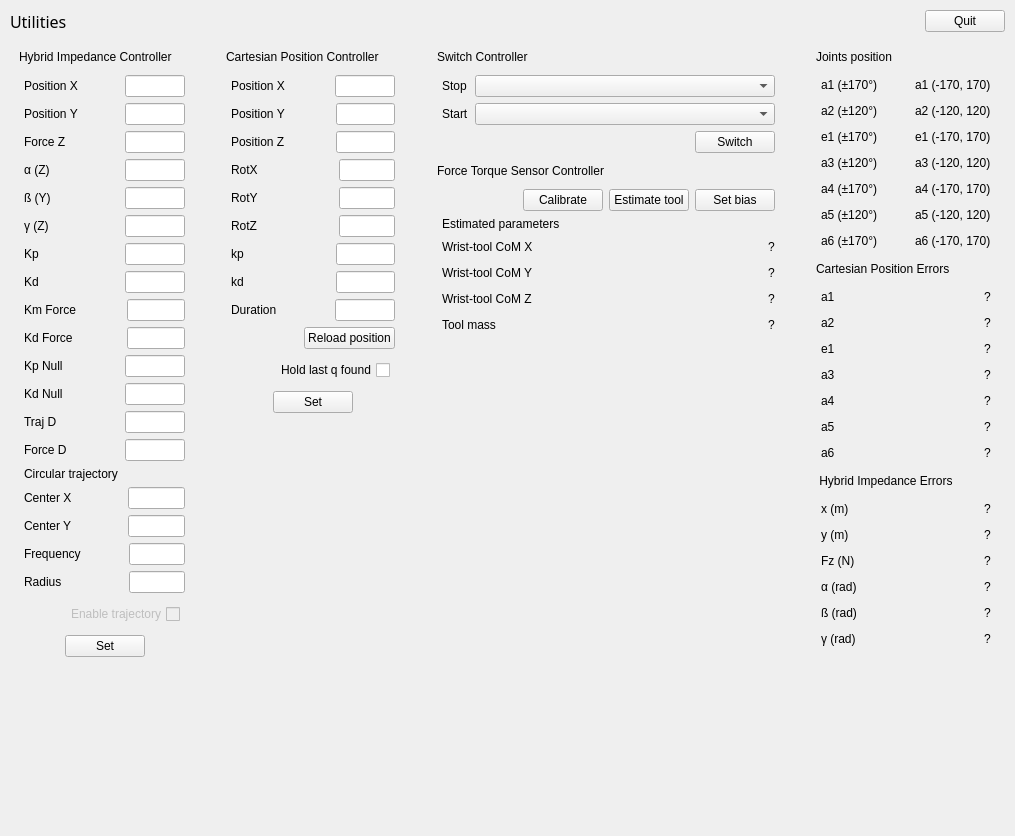
Above: ui/main_window.ui from xEnVrE/controller_switcher before the change. Below: the same form after it.
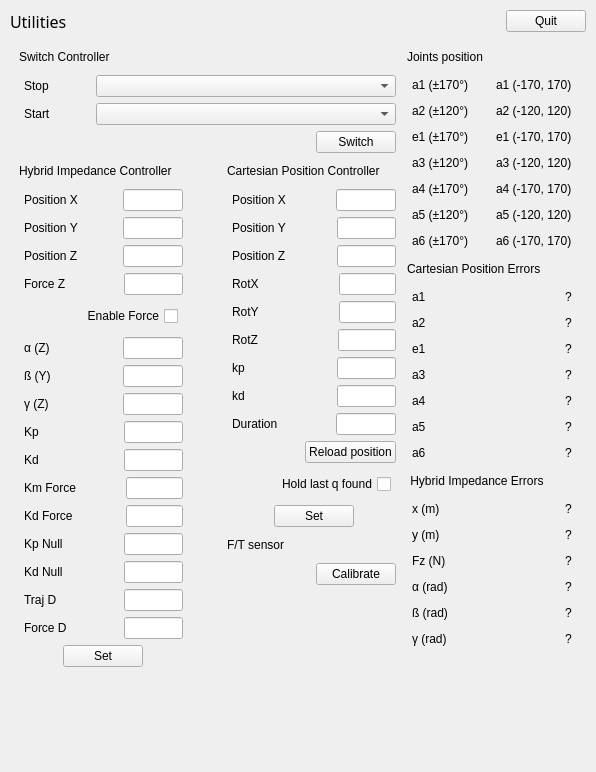
That is the form after the change. Icons and pictures are not drawn.

Commit message: - general UI redesign - add position Z UI and logic for Hybrid Impedance Controller - add force control enabler UI and logic for Hybrid Impedance Controller - remove useless ft sensor related entries from UI and logic

What changed in the file:
```diff
--- a/ui/main_window.ui
+++ b/ui/main_window.ui
@@ -2,12 +2,15 @@
 <ui version="4.0">
  <class>MainWindowDesign</class>
  <widget class="QMainWindow" name="MainWindowDesign">
+  <property name="enabled">
+   <bool>true</bool>
+  </property>
   <property name="geometry">
    <rect>
     <x>0</x>
     <y>0</y>
-    <width>1015</width>
-    <height>836</height>
+    <width>596</width>
+    <height>772</height>
    </rect>
   </property>
   <property name="maximumSize">
@@ -115,8 +118,101 @@
          <number>10</number>
         </property>
         <item>
-         <layout class="QVBoxLayout" name="hybridImpedanceLayout">
+         <layout class="QVBoxLayout" name="ControllersVertical">
+          <item>
+           <widget class="QLabel" name="SwitchControllerLabel">
+            <property name="text">
+             <string>Switch Controller</string>
+            </property>
+           </widget>
+          </item>
+          <item>
+           <layout class="QVBoxLayout" name="SwitcherVertical">
           <property name="leftMargin">
+             <number>5</number>
+            </property>
+            <property name="topMargin">
+             <number>5</number>
+            </property>
+            <property name="rightMargin">
+             <number>5</number>
+            </property>
+            <property name="bottomMargin">
+             <number>5</number>
+            </property>
+            <item>
+             <layout class="QHBoxLayout" name="RunningControllersHorizontal">
+              <item>
+               <widget class="QLabel" name="RunningControllersLabel">
+                <property name="text">
+                 <string>Stop</string>
+                </property>
+               </widget>
+              </item>
+              <item>
+               <widget class="QComboBox" name="comboRunningCtl">
+                <property name="minimumSize">
+                 <size>
+                  <width>300</width>
+                  <height>0</height>
+                 </size>
+                </property>
+               </widget>
+              </item>
+             </layout>
+            </item>
+            <item>
+             <layout class="QHBoxLayout" name="StoppedControllersHorizontal">
+              <item>
+               <widget class="QLabel" name="StoppedControllersLabel">
+                <property name="text">
+                 <string>Start</string>
+                </property>
+               </widget>
+              </item>
+              <item>
+               <widget class="QComboBox" name="comboStoppedCtl">
+                <property name="minimumSize">
+                 <size>
+                  <width>300</width>
+                  <height>0</height>
+                 </size>
+                </property>
+               </widget>
+              </item>
+             </layout>
+            </item>
+            <item>
+             <layout class="QHBoxLayout" name="SwitcherButtonHorizontal">
+              <item>
+               <spacer name="SwitcherButtonSpacer">
+                <property name="orientation">
+                 <enum>Qt::Horizontal</enum>
+                </property>
+                <property name="sizeHint" stdset="0">
+                 <size>
+                  <width>40</width>
+                  <height>20</height>
+                 </size>
+                </property>
+               </spacer>
+              </item>
+              <item>
+               <widget class="QPushButton" name="buttonSwitch">
+                <property name="text">
+                 <string>Switch</string>
+                </property>
+               </widget>
+              </item>
+             </layout>
+            </item>
+           </layout>
+          </item>
+          <item>
+           <layout class="QHBoxLayout" name="ControllersMiddle">
+            <item>
+             <layout class="QVBoxLayout" name="ControllersMiddleLeft">
+              <property name="leftMargin">
            <number>0</number>
           </property>
           <property name="topMargin">
@@ -129,14 +225,14 @@
            <number>0</number>
           </property>
           <item>
-           <widget class="QLabel" name="label">
+               <widget class="QLabel" name="HybridLabel">
             <property name="text">
              <string>Hybrid Impedance Controller</string>
             </property>
            </widget>
           </item>
           <item>
-           <layout class="QVBoxLayout" name="verticalLayout_4">
+               <layout class="QVBoxLayout" name="HybridVertical">
             <property name="leftMargin">
              <number>5</number>
             </property>
@@ -226,14 +322,51 @@
             <item>
              <layout class="QHBoxLayout" name="horizontalLayout_3">
               <item>
-               <widget class="QLabel" name="label_10">
+                   <widget class="QLabel" name="HybridSetZLabel">
+                    <property name="text">
+                     <string>Position Z</string>
+                    </property>
+                   </widget>
+                  </item>
+                  <item>
+                   <spacer name="HybridSetZSpacer">
+                    <property name="orientation">
+                     <enum>Qt::Horizontal</enum>
+                    </property>
+                    <property name="sizeHint" stdset="0">
+                     <size>
+                      <width>40</width>
+                      <height>20</height>
+                     </size>
+                    </property>
+                   </spacer>
+                  </item>
+                  <item>
+                   <widget class="QLineEdit" name="textPositionZ_hybrid">
+                    <property name="enabled">
+                     <bool>true</bool>
+                    </property>
+                    <property name="maximumSize">
+                     <size>
+                      <width>60</width>
+                      <height>30</height>
+                     </size>
+                    </property>
+                   </widget>
+                  </item>
+                 </layout>
+                </item>
+                <item>
+                 <layout class="QHBoxLayout" name="HybridSetForceZHorizontal">
+                  <item>
+                   <widget class="QLabel" name="HybridSetForceZLabel">
                 <property name="text">
                  <string>Force Z    </string>
                 </property>
                </widget>
               </item>
               <item>
-               <spacer name="horizontalSpacer_3">
+                   <spacer name="HybridSetForceZSpacer">
                 <property name="orientation">
                  <enum>Qt::Horizontal</enum>
                 </property>
@@ -261,16 +394,58 @@
              </layout>
             </item>
             <item>
-             <layout class="QHBoxLayout" name="horizontalLayout_27">
+                 <layout class="QHBoxLayout" name="HybridSetEnableForceHorizontal">
+                  <property name="leftMargin">
+                   <number>5</number>
+                  </property>
+                  <property name="topMargin">
+                   <number>5</number>
+                  </property>
+                  <property name="rightMargin">
+                   <number>5</number>
+                  </property>
+                  <property name="bottomMargin">
+                   <number>5</number>
+                  </property>
               <item>
-               <widget class="QLabel" name="label_26">
+                   <spacer name="HybridSetEnableForceSpacer">
+                    <property name="orientation">
+                     <enum>Qt::Horizontal</enum>
+                    </property>
+                    <property name="sizeHint" stdset="0">
+                     <size>
+                      <width>40</width>
+                      <height>20</height>
+                     </size>
+                    </property>
+                   </spacer>
+                  </item>
+                  <item>
+                   <widget class="QCheckBox" name="checkBoxEnableForce_hybrid">
+                    <property name="enabled">
+                     <bool>true</bool>
+                    </property>
+                    <property name="layoutDirection">
+                     <enum>Qt::RightToLeft</enum>
+                    </property>
+                    <property name="text">
+                     <string>Enable Force</string>
+                    </property>
+                   </widget>
+                  </item>
+                 </layout>
+                </item>
+                <item>
+                 <layout class="QHBoxLayout" name="HybridSetAlphaHorizontal">
+                  <item>
+                   <widget class="QLabel" name="HybridSetAlphaLabel">
                 <property name="text">
                  <string>α (Z)        </string>
                 </property>
                </widget>
               </item>
               <item>
-               <spacer name="horizontalSpacer_28">
+                   <spacer name="HybridSetAlphaSpacer">
                 <property name="orientation">
                  <enum>Qt::Horizontal</enum>
                 </property>
@@ -668,206 +843,9 @@
              </layout>
             </item>
             <item>
-             <widget class="QLabel" name="label_33">
-              <property name="text">
-               <string>Circular trajectory</string>
-              </property>
-             </widget>
-            </item>
+                 <layout class="QHBoxLayout" name="HybridSetButtonHorizontal">
             <item>
-             <layout class="QHBoxLayout" name="horizontalLayout_32">
-              <item>
-               <widget class="QLabel" name="label_31">
-                <property name="text">
-                 <string>Center X    </string>
-                </property>
-               </widget>
-              </item>
-              <item>
-               <spacer name="horizontalSpacer_33">
-                <property name="orientation">
-                 <enum>Qt::Horizontal</enum>
-                </property>
-                <property name="sizeHint" stdset="0">
-                 <size>
-                  <width>40</width>
-                  <height>20</height>
-                 </size>
-                </property>
-               </spacer>
-              </item>
-              <item>
-               <widget class="QLineEdit" name="textCenterX_hybrid">
-                <property name="enabled">
-                 <bool>true</bool>
-                </property>
-                <property name="maximumSize">
-                 <size>
-                  <width>60</width>
-                  <height>30</height>
-                 </size>
-                </property>
-               </widget>
-              </item>
-             </layout>
-            </item>
-            <item>
-             <layout class="QHBoxLayout" name="horizontalLayout_33">
-              <item>
-               <widget class="QLabel" name="label_32">
-                <property name="text">
-                 <string>Center Y    </string>
-                </property>
-               </widget>
-              </item>
-              <item>
-               <spacer name="horizontalSpacer_34">
-                <property name="orientation">
-                 <enum>Qt::Horizontal</enum>
-                </property>
-                <property name="sizeHint" stdset="0">
-                 <size>
-                  <width>40</width>
-                  <height>20</height>
-                 </size>
-                </property>
-               </spacer>
-              </item>
-              <item>
-               <widget class="QLineEdit" name="textCenterY_hybrid">
-                <property name="enabled">
-                 <bool>true</bool>
-                </property>
-                <property name="maximumSize">
-                 <size>
-                  <width>60</width>
-                  <height>30</height>
-                 </size>
-                </property>
-               </widget>
-              </item>
-             </layout>
-            </item>
-            <item>
-             <layout class="QHBoxLayout" name="horizontalLayout_22">
-              <item>
-               <widget class="QLabel" name="label_21">
-                <property name="text">
-                 <string>Frequency  </string>
-                </property>
-               </widget>
-              </item>
-              <item>
-               <spacer name="horizontalSpacer_23">
-                <property name="orientation">
-                 <enum>Qt::Horizontal</enum>
-                </property>
-                <property name="sizeHint" stdset="0">
-                 <size>
-                  <width>40</width>
-                  <height>20</height>
-                 </size>
-                </property>
-               </spacer>
-              </item>
-              <item>
-               <widget class="QLineEdit" name="textFrequency_hybrid">
-                <property name="enabled">
-                 <bool>true</bool>
-                </property>
-                <property name="maximumSize">
-                 <size>
-                  <width>60</width>
-                  <height>30</height>
-                 </size>
-                </property>
-               </widget>
-              </item>
-             </layout>
-            </item>
-            <item>
-             <layout class="QHBoxLayout" name="horizontalLayout_23">
-              <item>
-               <widget class="QLabel" name="label_22">
-                <property name="text">
-                 <string>Radius        </string>
-                </property>
-               </widget>
-              </item>
-              <item>
-               <spacer name="horizontalSpacer_24">
-                <property name="orientation">
-                 <enum>Qt::Horizontal</enum>
-                </property>
-                <property name="sizeHint" stdset="0">
-                 <size>
-                  <width>40</width>
-                  <height>20</height>
-                 </size>
-                </property>
-               </spacer>
-              </item>
-              <item>
-               <widget class="QLineEdit" name="textRadius_hybrid">
-                <property name="enabled">
-                 <bool>true</bool>
-                </property>
-                <property name="maximumSize">
-                 <size>
-                  <width>60</width>
-                  <height>30</height>
-                 </size>
-                </property>
-               </widget>
-              </item>
-             </layout>
-            </item>
-            <item>
-             <layout class="QHBoxLayout" name="horizontalLayout_35">
-              <property name="leftMargin">
-               <number>5</number>
-              </property>
-              <property name="topMargin">
-               <number>5</number>
-              </property>
-              <property name="rightMargin">
-               <number>5</number>
-              </property>
-              <property name="bottomMargin">
-               <number>5</number>
-              </property>
-              <item>
-               <spacer name="horizontalSpacer_36">
-                <property name="orientation">
-                 <enum>Qt::Horizontal</enum>
-                </property>
-                <property name="sizeHint" stdset="0">
-                 <size>
-                  <width>40</width>
-                  <height>20</height>
-                 </size>
-                </property>
-               </spacer>
-              </item>
-              <item>
-               <widget class="QCheckBox" name="checkBoxEnableTraj_hybrid">
-                <property name="enabled">
-                 <bool>false</bool>
-                </property>
-                <property name="layoutDirection">
-                 <enum>Qt::RightToLeft</enum>
-                </property>
-                <property name="text">
-                 <string>Enable trajectory</string>
-                </property>
-               </widget>
-              </item>
-             </layout>
-            </item>
-            <item>
-             <layout class="QHBoxLayout" name="horizontalLayout_6">
-              <item>
-               <spacer name="horizontalSpacer">
+                   <spacer name="HybridSetButtonSpacer1">
                 <property name="orientation">
                  <enum>Qt::Horizontal</enum>
                 </property>
@@ -890,7 +868,7 @@
                </widget>
               </item>
               <item>
-               <spacer name="horizontalSpacer_6">
+                   <spacer name="HybridSetButtonSpacer2">
                 <property name="orientation">
                  <enum>Qt::Horizontal</enum>
                 </property>
@@ -907,7 +885,7 @@
            </layout>
           </item>
           <item>
-           <spacer name="verticalSpacer_4">
+               <spacer name="HybridSpacer">
             <property name="orientation">
              <enum>Qt::Vertical</enum>
             </property>
@@ -922,7 +900,7 @@
          </layout>
         </item>
         <item>
-         <spacer name="horizontalSpacer_8">
+             <spacer name="ControllersMiddleSpacer">
           <property name="orientation">
            <enum>Qt::Horizontal</enum>
           </property>
@@ -935,7 +913,7 @@
          </spacer>
         </item>
         <item>
-         <layout class="QVBoxLayout" name="cartesianpositionLayout">
+             <layout class="QVBoxLayout" name="ControllersMiddleRight">
           <property name="leftMargin">
            <number>0</number>
           </property>
@@ -1085,7 +1063,7 @@
               <item>
                <widget class="QLabel" name="label_16">
                 <property name="text">
-                 <string>RotX            </string>
+                     <string>RotX           </string>
                 </property>
                </widget>
               </item>
@@ -1122,7 +1100,7 @@
               <item>
                <widget class="QLabel" name="label_14">
                 <property name="text">
-                 <string>RotY            </string>
+                     <string>RotY           </string>
                 </property>
                </widget>
               </item>
@@ -1159,7 +1137,7 @@
               <item>
                <widget class="QLabel" name="label_13">
                 <property name="text">
-                 <string>RotZ            </string>
+                     <string>RotZ           </string>
                 </property>
                </widget>
               </item>
@@ -1411,56 +1389,14 @@
            </layout>
           </item>
           <item>
-           <spacer name="verticalSpacer_5">
-            <property name="orientation">
-             <enum>Qt::Vertical</enum>
-            </property>
-            <property name="sizeHint" stdset="0">
-             <size>
-              <width>20</width>
-              <height>40</height>
-             </size>
-            </property>
-           </spacer>
-          </item>
-         </layout>
-        </item>
-        <item>
-         <spacer name="horizontalSpacer_16">
-          <property name="orientation">
-           <enum>Qt::Horizontal</enum>
-          </property>
-          <property name="sizeHint" stdset="0">
-           <size>
-            <width>40</width>
-            <height>20</height>
-           </size>
-          </property>
-         </spacer>
-        </item>
-        <item>
-         <layout class="QVBoxLayout" name="verticalLayout_3">
-          <property name="leftMargin">
-           <number>0</number>
-          </property>
-          <property name="topMargin">
-           <number>0</number>
-          </property>
-          <property name="rightMargin">
-           <number>0</number>
-          </property>
-          <property name="bottomMargin">
-           <number>0</number>
-          </property>
-          <item>
-           <widget class="QLabel" name="label_6">
+               <widget class="QLabel" name="FTSensorLabel">
             <property name="text">
-             <string>Switch Controller</string>
+                 <string>F/T sensor</string>
             </property>
            </widget>
           </item>
           <item>
-           <layout class="QVBoxLayout" name="verticalLayout_7">
+               <layout class="QVBoxLayout" name="FtSensorHorizontal">
             <property name="leftMargin">
              <number>5</number>
             </property>
@@ -1476,96 +1412,7 @@
             <item>
              <layout class="QHBoxLayout" name="horizontalLayout">
               <item>
-               <widget class="QLabel" name="label_8">
-                <property name="text">
-                 <string>Stop</string>
-                </property>
-               </widget>
-              </item>
-              <item>
-               <widget class="QComboBox" name="comboRunningCtl">
-                <property name="minimumSize">
-                 <size>
-                  <width>300</width>
-                  <height>0</height>
-                 </size>
-                </property>
-               </widget>
-              </item>
-             </layout>
-            </item>
-            <item>
-             <layout class="QHBoxLayout" name="horizontalLayout_2">
-              <item>
-               <widget class="QLabel" name="label_9">
-                <property name="text">
-                 <string>Start</string>
-                </property>
-               </widget>
-              </item>
-              <item>
-               <widget class="QComboBox" name="comboStoppedCtl">
-                <property name="minimumSize">
-                 <size>
-                  <width>300</width>
-                  <height>0</height>
-                 </size>
-                </property>
-               </widget>
-              </item>
-             </layout>
-            </item>
-            <item>
-             <layout class="QHBoxLayout" name="horizontalLayout_9">
-              <item>
-               <spacer name="horizontalSpacer_5">
-                <property name="orientation">
-                 <enum>Qt::Horizontal</enum>
-                </property>
-                <property name="sizeHint" stdset="0">
-                 <size>
-                  <width>40</width>
-                  <height>20</height>
-                 </size>
-                </property>
-               </spacer>
-              </item>
-              <item>
-               <widget class="QPushButton" name="buttonSwitch">
-                <property name="text">
-                 <string>Switch</string>
-                </property>
-               </widget>
-              </item>
-             </layout>
-            </item>
-           </layout>
-          </item>
-          <item>
-           <widget class="QLabel" name="label_23">
-            <property name="text">
-             <string>Force Torque Sensor Controller</string>
-            </property>
-           </widget>
-          </item>
-          <item>
-           <layout class="QVBoxLayout" name="verticalLayout_9">
-            <property name="leftMargin">
-             <number>5</number>
-            </property>
-            <property name="topMargin">
-             <number>5</number>
-            </property>
-            <property name="rightMargin">
-             <number>5</number>
-            </property>
-            <property name="bottomMargin">
-             <number>5</number>
-            </property>
-            <item>
-             <layout class="QHBoxLayout" name="horizontalLayout_26">
-              <item>
-               <spacer name="horizontalSpacer_25">
+                   <spacer name="FtSensorCalibrateSpacer">
                 <property name="orientation">
                  <enum>Qt::Horizontal</enum>
                 </property>
@@ -1584,157 +1431,12 @@
                 </property>
                </widget>
               </item>
-              <item>
-               <widget class="QPushButton" name="buttonEstimateTool_ftsensor">
-                <property name="text">
-                 <string>Estimate tool</string>
-                </property>
-               </widget>
-              </item>
-              <item>
-               <widget class="QPushButton" name="buttonSetBias_ftsensor">
-                <property name="text">
-                 <string>Set bias</string>
-                </property>
-               </widget>
-              </item>
-             </layout>
-            </item>
-            <item>
-             <widget class="QLabel" name="label_27">
-              <property name="text">
-               <string>Estimated parameters</string>
-              </property>
-             </widget>
-            </item>
-            <item>
-             <layout class="QHBoxLayout" name="horizontalLayout_37">
-              <item>
-               <widget class="QLabel" name="label_36">
-                <property name="text">
-                 <string>Wrist-tool CoM X</string>
-                </property>
-               </widget>
-              </item>
-              <item>
-               <spacer name="horizontalSpacer_38">
-                <property name="orientation">
-                 <enum>Qt::Horizontal</enum>
-                </property>
-                <property name="sizeHint" stdset="0">
-                 <size>
-                  <width>40</width>
-                  <height>20</height>
-                 </size>
-                </property>
-               </spacer>
-              </item>
-              <item>
-               <widget class="QLabel" name="labelWristToolComX">
-                <property name="text">
-                 <string>?</string>
-                </property>
-               </widget>
-              </item>
+                 </layout>
+                </item>
              </layout>
             </item>
             <item>
-             <layout class="QHBoxLayout" name="horizontalLayout_34">
-              <item>
-               <widget class="QLabel" name="label_34">
-                <property name="text">
-                 <string>Wrist-tool CoM Y</string>
-                </property>
-               </widget>
-              </item>
-              <item>
-               <spacer name="horizontalSpacer_35">
-                <property name="orientation">
-                 <enum>Qt::Horizontal</enum>
-                </property>
-                <property name="sizeHint" stdset="0">
-                 <size>
-                  <width>40</width>
-                  <height>20</height>
-                 </size>
-                </property>
-               </spacer>
-              </item>
-              <item>
-               <widget class="QLabel" name="labelWristToolComY">
-                <property name="text">
-                 <string>?</string>
-                </property>
-               </widget>
-              </item>
-             </layout>
-            </item>
-            <item>
-             <layout class="QHBoxLayout" name="horizontalLayout_30">
-              <item>
-               <widget class="QLabel" name="label_29">
-                <property name="text">
-                 <string>Wrist-tool CoM Z</string>
-                </property>
-               </widget>
-              </item>
-              <item>
-               <spacer name="horizontalSpacer_31">
-                <property name="orientation">
-                 <enum>Qt::Horizontal</enum>
-                </property>
-                <property name="sizeHint" stdset="0">
-                 <size>
-                  <width>40</width>
-                  <height>20</height>
-                 </size>
-                </property>
-               </spacer>
-              </item>
-              <item>
-               <widget class="QLabel" name="labelWristToolComZ">
-                <property name="text">
-                 <string>?</string>
-                </property>
-               </widget>
-              </item>
-             </layout>
-            </item>
-            <item>
-             <layout class="QHBoxLayout" name="horizontalLayout_38">
-              <item>
-               <widget class="QLabel" name="label_40">
-                <property name="text">
-                 <string>Tool mass</string>
-                </property>
-               </widget>
-              </item>
-              <item>
-               <spacer name="horizontalSpacer_39">
-                <property name="orientation">
-                 <enum>Qt::Horizontal</enum>
-                </property>
-                <property name="sizeHint" stdset="0">
-                 <size>
-                  <width>40</width>
-                  <height>20</height>
-                 </size>
-                </property>
-               </spacer>
-              </item>
-              <item>
-               <widget class="QLabel" name="labelToolMass">
-                <property name="text">
-                 <string>?</string>
-                </property>
-               </widget>
-              </item>
-             </layout>
-            </item>
-           </layout>
-          </item>
-          <item>
-           <spacer name="verticalSpacer">
+               <spacer name="ControllersMiddleSpacer_2">
             <property name="orientation">
              <enum>Qt::Vertical</enum>
             </property>
@@ -1748,19 +1450,10 @@
           </item>
          </layout>
         </item>
-        <item>
-         <spacer name="horizontalSpacer_54">
-          <property name="orientation">
-           <enum>Qt::Horizontal</enum>
-          </property>
-          <property name="sizeHint" stdset="0">
-           <size>
-            <width>40</width>
-            <height>20</height>
-           </size>
-          </property>
-         </spacer>
-        </item>
+           </layout>
+          </item>
+         </layout>
+        </item>
         <item>
          <layout class="QVBoxLayout" name="cartesianpositionLayout_4">
           <property name="leftMargin">
```
Left out of the diff: 294 changed lines with no effect on the pictures. Lines whose indentation alone changed are shown as unchanged. The commit also changes 4 other files.
